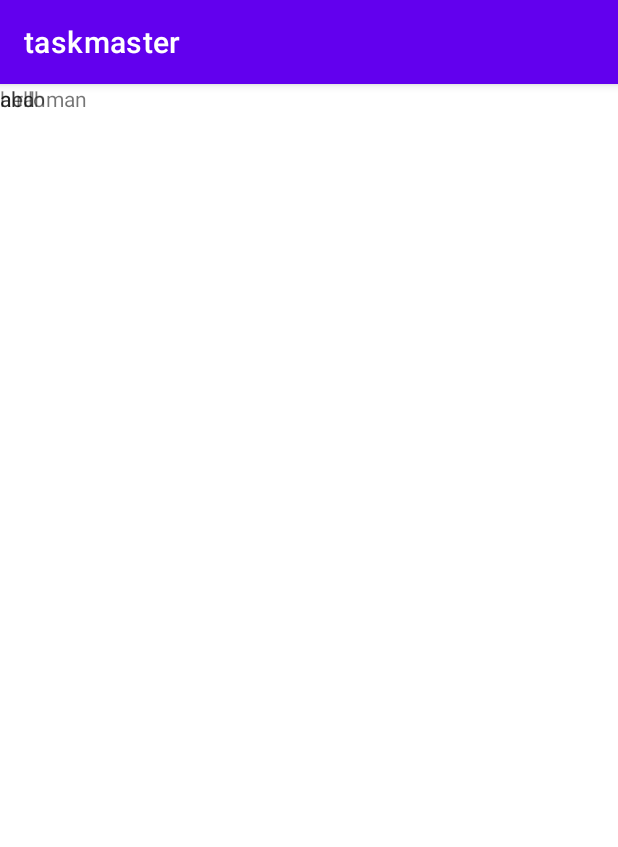
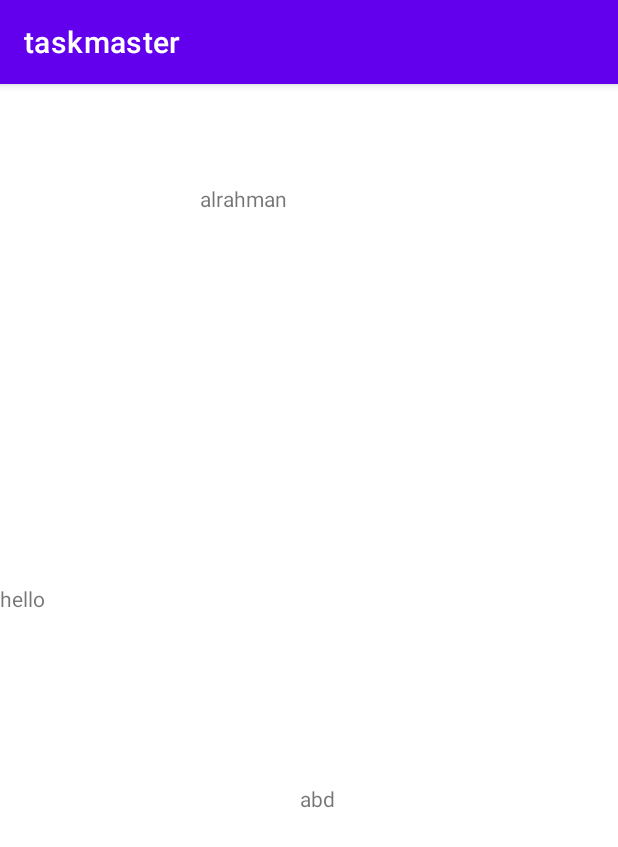
Before and after one commit to abdalrahman-alhmouz/taskmaster, an Android app: the screen it shows after launch (MainActivity), on a phone screen of 412 x 824 dp. Shown: the top 847 px of the screen. Run offline under Robolectric (Android 15) with nearby library versions, the phone set to English and light mode, and no system bars.

Commit message:
Update fragment_task.xml

```diff
--- a/app/src/main/res/layout/fragment_task.xml
+++ b/app/src/main/res/layout/fragment_task.xml
@@ -9,17 +9,22 @@
         android:id="@+id/titleHome"
         android:layout_width="match_parent"
         android:layout_height="55dp"
+        android:layout_marginTop="500px"
         android:text="TextView" />
 
     <TextView
         android:id="@+id/bodyHome"
         android:layout_width="159dp"
         android:layout_height="149dp"
+        android:layout_marginLeft="300px"
+        android:layout_marginTop="700px"
         android:text="TextView" />
 
     <TextView
         android:id="@+id/stateHome"
         android:layout_width="266dp"
         android:layout_height="96dp"
+        android:layout_marginLeft="200px"
+        android:layout_marginTop="100px"
         android:text="stateHome" />
 </FrameLayout>
```
